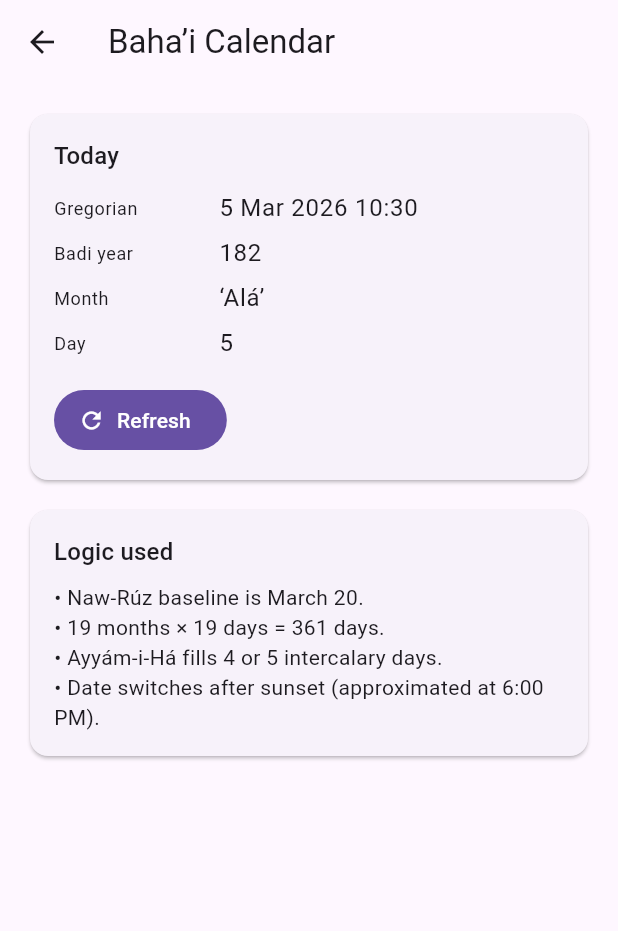
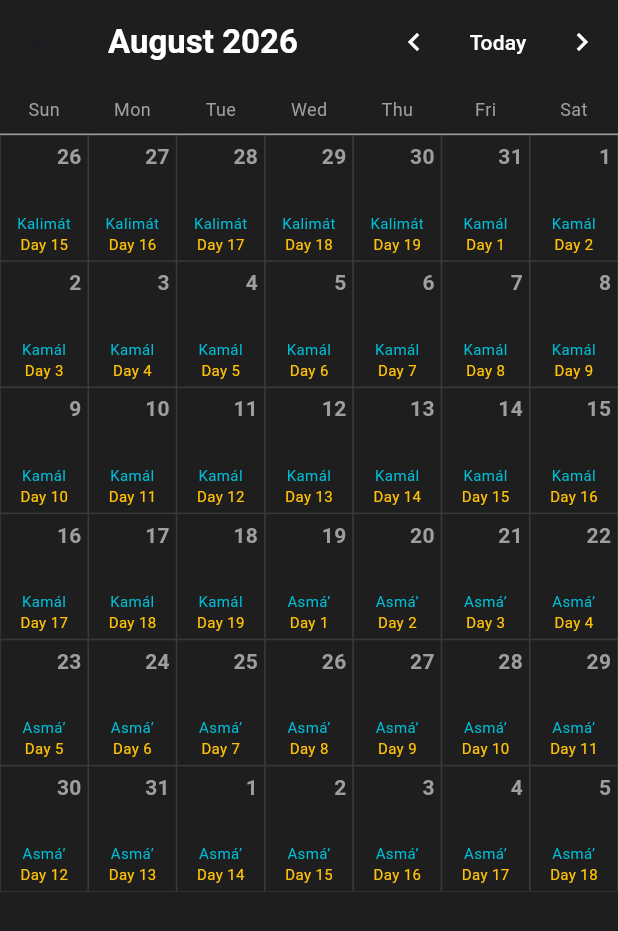
Before and after one commit to thawdezin-fi/bahai, a Flutter app: the CalendarView screen opened by its route, on a phone screen of 412 x 824 dp. Shown: the top 931 px of the screen. Run offline on Flutter 3.47's test engine with Material 3 defaults, Android fonts, the phone set to English and light mode, and no system bars; our stand-ins replace get.

Commit message:
add calendar date

```diff
--- a/lib/app/modules/calendar/controllers/calendar_controller.dart
+++ b/lib/app/modules/calendar/controllers/calendar_controller.dart
@@ -22,6 +22,23 @@ class CalendarController extends GetxController {
     'Mulk',
     '‘Alá’',
   ];
+
+  final selectedMonth = DateTime(2026, 8, 1).obs; // August 2026 ကို default ထားမယ်
+
+  List<DateTime> get daysInMonth {
+    final firstDay = DateTime(selectedMonth.value.year, selectedMonth.value.month, 1);
+    final lastDay = DateTime(selectedMonth.value.year, selectedMonth.value.month + 1, 0);
+
+    // Grid မှာ နေရာမှန်ဖို့အတွက် ရှေ့က လအဟောင်းရဲ့ ရက်တွေကို padding ထည့်ပေးရမယ် (e.g. Sunday ကနေ စဖို့)
+    final firstDayOffset = firstDay.weekday % 7;
+    final startCalendarDate = firstDay.subtract(Duration(days: firstDayOffset));
+
+    // စုစုပေါင်း ၄၂ ကွက် (6 rows * 7 days) logic သုံးပါမယ်
+    return List.generate(42, (index) => startCalendarDate.add(Duration(days: index)));
+  }
+
+  // ရှင့်ရဲ့ calculateBadiDate function ကို ဒီနေရာမှာ ပြန်သုံးထားပါတယ်ရှင့်
+  BadiDateInfo getBadiInfo(DateTime date) => calculateBadiDate(date);
 
   final now = DateTime.now().obs;
 
--- a/lib/app/modules/calendar/views/calendar_view.dart
+++ b/lib/app/modules/calendar/views/calendar_view.dart
@@ -1,6 +1,5 @@
 import 'package:flutter/material.dart';
 import 'package:get/get.dart';
-
 import '../controllers/calendar_controller.dart';
 
 class CalendarView extends GetView<CalendarController> {
@@ -9,111 +8,87 @@ class CalendarView extends GetView<CalendarController> {
   @override
   Widget build(BuildContext context) {
     return Scaffold(
-      appBar: AppBar(title: const Text('Baha’i Calendar')),
-      body: Obx(() {
-        final now = controller.now.value;
-        final badi = controller.badiNow;
-        return ListView(
-          padding: const EdgeInsets.all(16),
+      backgroundColor: const Color(0xFF1E1E1E), // Dark background style
+      appBar: AppBar(
+        backgroundColor: Colors.transparent,
+        elevation: 0,
+        title: const Text('August 2026', style: TextStyle(color: Colors.white, fontWeight: FontWeight.bold)),
+        actions: [
+          IconButton(icon: const Icon(Icons.chevron_left, color: Colors.white), onPressed: () {}),
+          TextButton(onPressed: () {}, child: const Text('Today', style: TextStyle(color: Colors.white))),
+          IconButton(icon: const Icon(Icons.chevron_right, color: Colors.white), onPressed: () {}),
+        ],
+      ),
+      body: Column(
         children: [
-            Card(
-              child: Padding(
-                padding: const EdgeInsets.all(16),
+          _buildWeekdayHeader(),
+          const Divider(color: Colors.grey, height: 1),
+          Expanded(
+            child: Obx(() {
+              final days = controller.daysInMonth;
+              return GridView.builder(
+                gridDelegate: const SliverGridDelegateWithFixedCrossAxisCount(
+                  crossAxisCount: 7,
+                  childAspectRatio: 0.7, // Box shape ကို ချိန်ညှိဖို့
+                ),
+                itemCount: days.length,
+                itemBuilder: (context, index) {
+                  final date = days[index];
+                  final badiInfo = controller.getBadiInfo(date);
+                  final isCurrentMonth = date.month == 2026 && date.month == 8;
+
+                  return Container(
+                    decoration: BoxDecoration(
+                      border: Border.all(color: Colors.white12, width: 0.5),
+                    ),
+                    padding: const EdgeInsets.all(4),
                     child: Column(
-                  crossAxisAlignment: CrossAxisAlignment.start,
+                      crossAxisAlignment: CrossAxisAlignment.end,
                       children: [
                         Text(
-                      'Today',
-                      style: Theme.of(context).textTheme.titleMedium,
+                          '${date.day}',
+                          style: TextStyle(
+                            color: isCurrentMonth ? Colors.white : Colors.grey,
+                            fontWeight: FontWeight.bold,
                           ),
-                    const SizedBox(height: 8),
-                    _Row(label: 'Gregorian', value: _dateTimeLabel(now)),
-                    _Row(label: 'Badi year', value: badi.year.toString()),
-                    _Row(label: 'Month', value: badi.monthName),
-                    _Row(label: 'Day', value: badi.day.toString()),
-                    if (badi.isAyyamiHa)
-                      const _Row(label: 'Special', value: 'Ayyám-i-Há'),
-                    const SizedBox(height: 12),
-                    FilledButton.icon(
-                      onPressed: controller.refreshNow,
-                      icon: const Icon(Icons.refresh),
-                      label: const Text('Refresh'),
+                        ),
+                        const Spacer(),
+                        Center(
+                          child: Text(
+                            badiInfo.monthName, // Baha'i Month Name
+                            style: const TextStyle(color: Colors.cyan, fontSize: 10),
+                            textAlign: TextAlign.center,
+                          ),
+                        ),
+                        Center(
+                          child: Text(
+                            'Day ${badiInfo.day}', // Baha'i Day
+                            style: const TextStyle(color: Colors.amber, fontSize: 10),
+                          ),
                         ),
                       ],
                     ),
-              ),
-            ),
-            const SizedBox(height: 12),
-            Card(
-              child: Padding(
-                padding: const EdgeInsets.all(16),
-                child: Column(
-                  crossAxisAlignment: CrossAxisAlignment.start,
-                  children: [
-                    Text(
-                      'Logic used',
-                      style: Theme.of(context).textTheme.titleMedium,
-                    ),
-                    const SizedBox(height: 8),
-                    const Text('• Naw-Rúz baseline is March 20.'),
-                    const Text('• 19 months × 19 days = 361 days.'),
-                    const Text('• Ayyám-i-Há fills 4 or 5 intercalary days.'),
-                    const Text(
-                      '• Date switches after sunset (approximated at 6:00 PM).',
-                    ),
-                  ],
-                ),
-              ),
-            ),
-          ],
+                  );
+                },
               );
             }),
-    );
-  }
-
-  String _dateTimeLabel(DateTime dateTime) {
-    const months = [
-      'Jan',
-      'Feb',
-      'Mar',
-      'Apr',
-      'May',
-      'Jun',
-      'Jul',
-      'Aug',
-      'Sep',
-      'Oct',
-      'Nov',
-      'Dec',
-    ];
-    final hour = dateTime.hour.toString().padLeft(2, '0');
-    final minute = dateTime.minute.toString().padLeft(2, '0');
-    return '${dateTime.day} ${months[dateTime.month - 1]} ${dateTime.year} '
-        '$hour:$minute';
-  }
-}
-
-class _Row extends StatelessWidget {
-  final String label;
-  final String value;
-
-  const _Row({required this.label, required this.value});
-
-  @override
-  Widget build(BuildContext context) {
-    return Padding(
-      padding: const EdgeInsets.symmetric(vertical: 3),
-      child: Row(
-        children: [
-          SizedBox(
-            width: 110,
-            child: Text(label, style: Theme.of(context).textTheme.bodySmall),
-          ),
-          Expanded(
-            child: Text(value, style: Theme.of(context).textTheme.bodyLarge),
           ),
         ],
       ),
     );
   }
+
+  Widget _buildWeekdayHeader() {
+    final days = ['Sun', 'Mon', 'Tue', 'Wed', 'Thu', 'Fri', 'Sat'];
+    return Row(
+      children: days.map((day) => Expanded(
+        child: Center(
+          child: Padding(
+            padding: const EdgeInsets.symmetric(vertical: 8),
+            child: Text(day, style: const TextStyle(color: Colors.grey, fontSize: 12)),
+          ),
+        ),
+      )).toList(),
+    );
   }
+}
```
Lines whose indentation alone changed are shown as unchanged.
